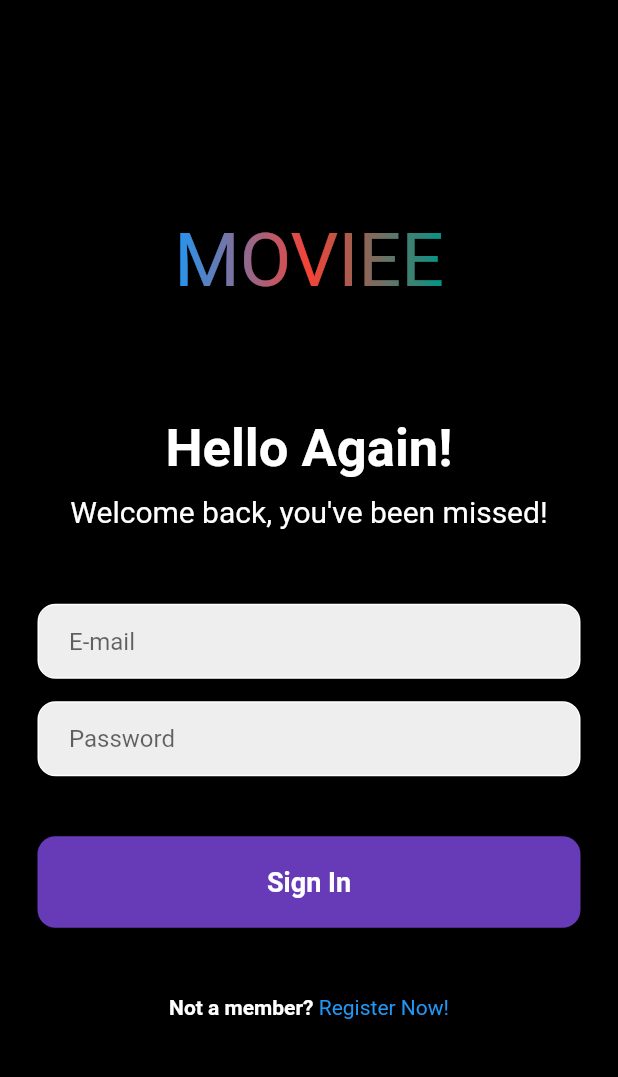
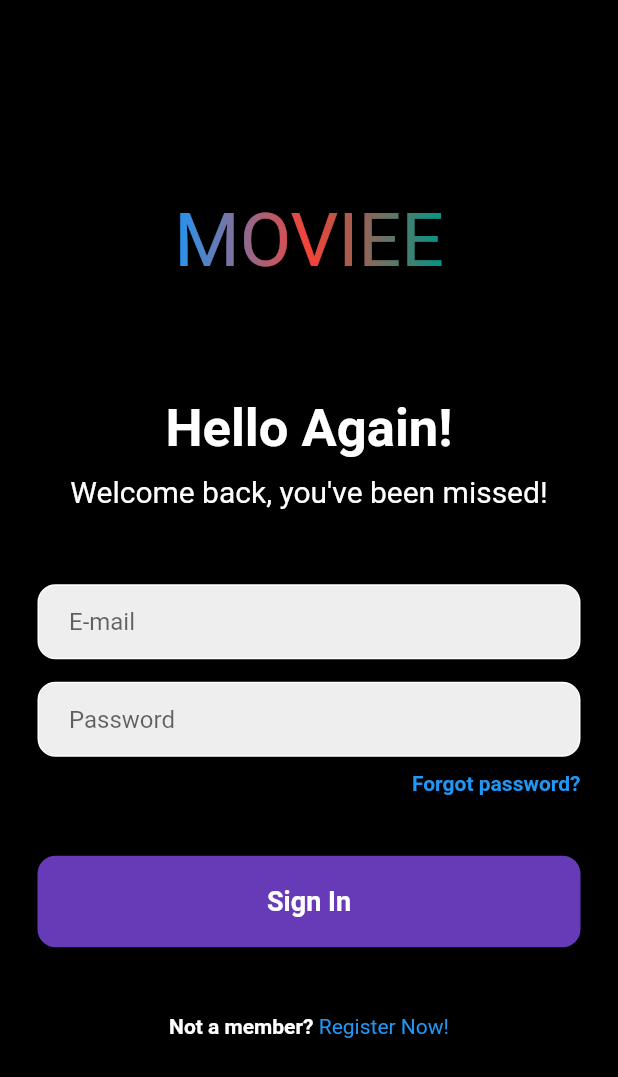
Before and after one commit to arshmed/movie-recommender, a Flutter app: the screen it shows after launch, on a phone screen of 412 x 824 dp. Shown: the top 1077 px of the screen. Run offline on Flutter 3.47's test engine with Material 2 defaults, Android fonts, the phone set to English and light mode, and no system bars; drawn by our look-alikes of simple_gradient_text; our stand-ins replace firebase_auth, firebase_core; accounts and stored records are empty.

Commit message:
forgot password created

```diff
--- a/lib/auth/login_page.dart
+++ b/lib/auth/login_page.dart
@@ -2,6 +2,8 @@ import 'package:firebase_core/firebase_core.dart';
 import 'package:flutter/material.dart';
 import 'package:firebase_auth/firebase_auth.dart';
 import 'package:simple_gradient_text/simple_gradient_text.dart';
+
+import 'forgot_password.dart';
 
 class LoginPage extends StatefulWidget {
   final VoidCallback showRegisterPage;
@@ -118,6 +120,31 @@ class _LoginPageState extends State<LoginPage> {
                     ),
                   ),
                 ),
+                SizedBox(
+                  height: 10,
+                ),
+                Padding(
+                  padding: const EdgeInsets.symmetric(horizontal: 25),
+                  child: Row(
+                    mainAxisAlignment: MainAxisAlignment.end,
+                    children: [
+                      GestureDetector(
+                        onTap: () {
+                          Navigator.push(context, MaterialPageRoute(
+                            builder: (context) {
+                              return ForgotPasswordPage();
+                            },
+                          ));
+                        },
+                        child: Text(
+                          "Forgot password?",
+                          style: TextStyle(
+                              color: Colors.blue, fontWeight: FontWeight.bold),
+                        ),
+                      ),
+                    ],
+                  ),
+                ),
                 const SizedBox(height: 40),
                 Padding(
                   padding: const EdgeInsets.symmetric(horizontal: 25),
```
Also changed, not shown: lib/auth/forgot_password.dart (added, +93 -0 lines).
